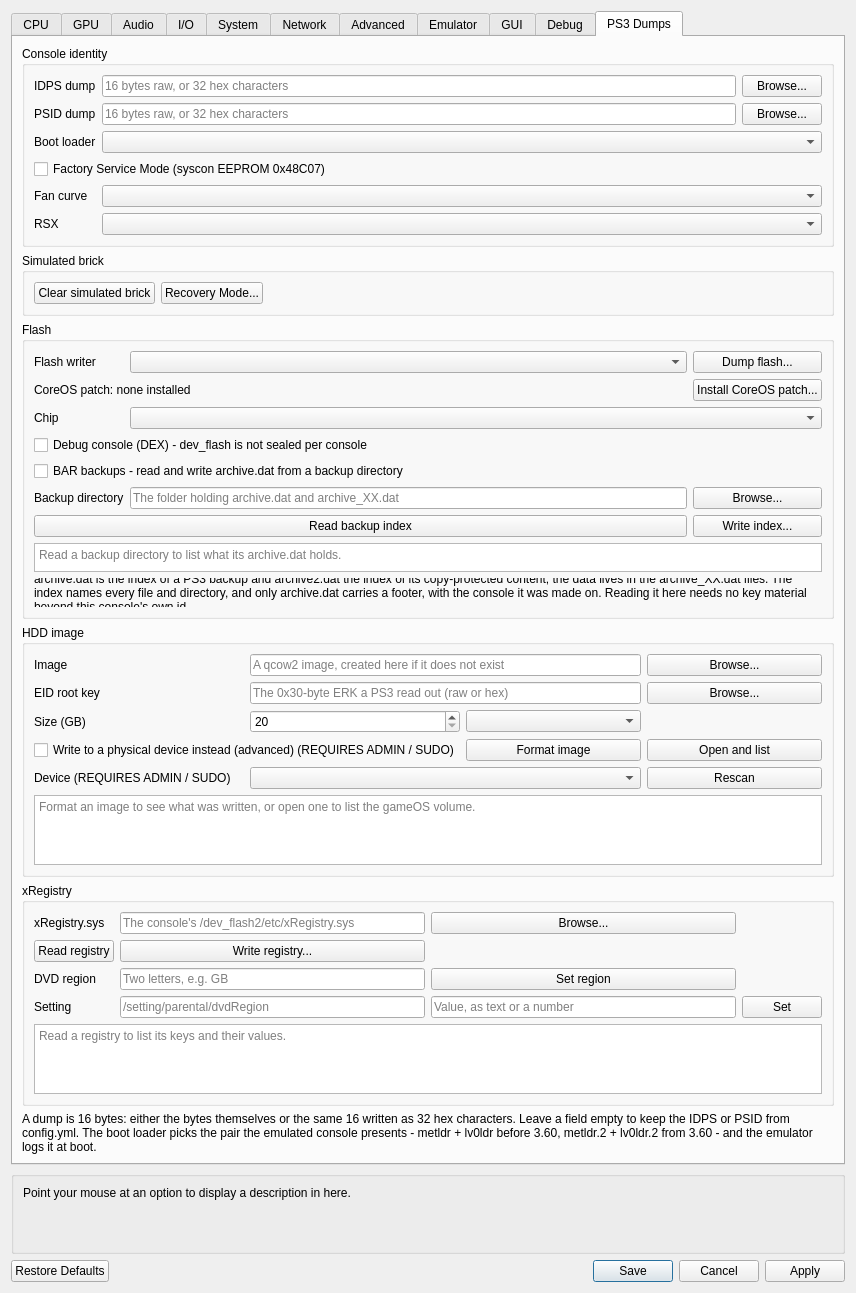
Before: the Qt Designer form rpcs3/rpcs3qt/settings_dialog.ui in bl00dyfb0nez/rs3, drawn with Qt 5.
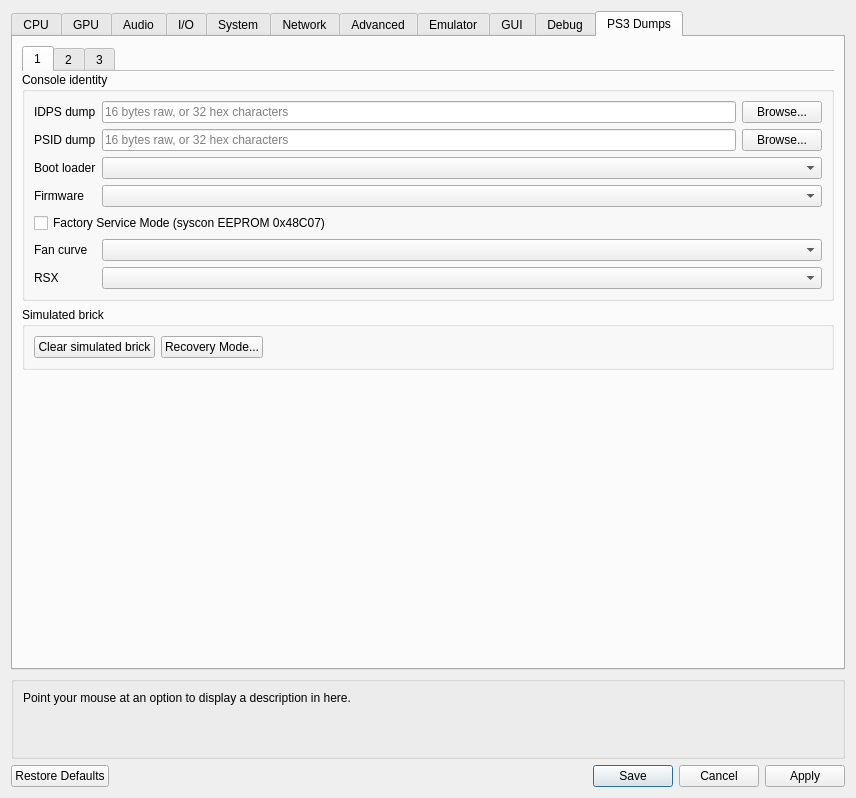
After: the same form once the commit is applied. The open tabs and pages were chosen to show the change. Icons and pictures are not drawn. Custom widgets are drawn as their Qt base class.

Patch:
```diff
--- a/rpcs3/rpcs3qt/settings_dialog.ui
+++ b/rpcs3/rpcs3qt/settings_dialog.ui
@@ -5022,6 +5022,31 @@
       </attribute>
       <layout class="QVBoxLayout" name="dumpsTab_layout">
        <item>
+        <widget class="QTabWidget" name="dumpsTabPages">
+         <property name="documentMode">
+          <bool>true</bool>
+         </property>
+         <widget class="QWidget" name="dumpsPage1">
+          <attribute name="title">
+           <string>1</string>
+          </attribute>
+          <attribute name="toolTip">
+           <string>Console identity and the simulated brick</string>
+          </attribute>
+          <layout class="QVBoxLayout" name="dumpsPage1Layout">
+           <property name="leftMargin">
+            <number>0</number>
+           </property>
+           <property name="topMargin">
+            <number>0</number>
+           </property>
+           <property name="rightMargin">
+            <number>0</number>
+           </property>
+           <property name="bottomMargin">
+            <number>0</number>
+           </property>
+          <item>
         <widget class="QGroupBox" name="gb_dumps_identity">
          <property name="title">
           <string>Console identity</string>
@@ -5079,31 +5104,41 @@
           <item row="2" column="1" colspan="2">
            <widget class="QComboBox" name="combo_boot_loader"/>
           </item>
-          <item row="3" column="0" colspan="3">
+             <item row="3" column="0">
+              <widget class="QLabel" name="label_firmware_mode">
+               <property name="text">
+                <string>Firmware</string>
+               </property>
+              </widget>
+             </item>
+             <item row="3" column="1" colspan="2">
+              <widget class="QComboBox" name="combo_firmware_mode"/>
+             </item>
+             <item row="4" column="0" colspan="3">
            <widget class="QCheckBox" name="check_factory_service_mode">
             <property name="text">
              <string>Factory Service Mode (syscon EEPROM 0x48C07)</string>
             </property>
            </widget>
           </item>
-          <item row="4" column="0">
+             <item row="5" column="0">
            <widget class="QLabel" name="label_fan_curve">
             <property name="text">
              <string>Fan curve</string>
             </property>
            </widget>
           </item>
-          <item row="4" column="1" colspan="2">
+             <item row="5" column="1" colspan="2">
            <widget class="QComboBox" name="combo_fan_curve"/>
           </item>
-          <item row="5" column="0">
+             <item row="6" column="0">
            <widget class="QLabel" name="label_rsx_type">
             <property name="text">
              <string>RSX</string>
             </property>
            </widget>
           </item>
-          <item row="5" column="1" colspan="2">
+             <item row="6" column="1" colspan="2">
            <widget class="QComboBox" name="combo_rsx_type"/>
           </item>
          </layout>
@@ -5146,6 +5181,44 @@
         </widget>
        </item>
        <item>
+            <spacer name="dumpsPage1Spacer">
+             <property name="orientation">
+              <enum>Qt::Orientation::Vertical</enum>
+             </property>
+             <property name="sizeType">
+              <enum>QSizePolicy::Policy::MinimumExpanding</enum>
+             </property>
+             <property name="sizeHint" stdset="0">
+              <size>
+               <width>0</width>
+               <height>0</height>
+              </size>
+             </property>
+            </spacer>
+           </item>
+          </layout>
+         </widget>
+         <widget class="QWidget" name="dumpsPage2">
+          <attribute name="title">
+           <string>2</string>
+          </attribute>
+          <attribute name="toolTip">
+           <string>Flash and the HDD image</string>
+          </attribute>
+          <layout class="QVBoxLayout" name="dumpsPage2Layout">
+           <property name="leftMargin">
+            <number>0</number>
+           </property>
+           <property name="topMargin">
+            <number>0</number>
+           </property>
+           <property name="rightMargin">
+            <number>0</number>
+           </property>
+           <property name="bottomMargin">
+            <number>0</number>
+           </property>
+          <item>
         <widget class="QGroupBox" name="gb_dumps_flash">
          <property name="title">
           <string>Flash</string>
@@ -5402,6 +5475,44 @@
         </widget>
        </item>
        <item>
+            <spacer name="dumpsPage2Spacer">
+             <property name="orientation">
+              <enum>Qt::Orientation::Vertical</enum>
+             </property>
+             <property name="sizeType">
+              <enum>QSizePolicy::Policy::MinimumExpanding</enum>
+             </property>
+             <property name="sizeHint" stdset="0">
+              <size>
+               <width>0</width>
+               <height>0</height>
+              </size>
+             </property>
+            </spacer>
+           </item>
+          </layout>
+         </widget>
+         <widget class="QWidget" name="dumpsPage3">
+          <attribute name="title">
+           <string>3</string>
+          </attribute>
+          <attribute name="toolTip">
+           <string>xRegistry and what these dumps are</string>
+          </attribute>
+          <layout class="QVBoxLayout" name="dumpsPage3Layout">
+           <property name="leftMargin">
+            <number>0</number>
+           </property>
+           <property name="topMargin">
+            <number>0</number>
+           </property>
+           <property name="rightMargin">
+            <number>0</number>
+           </property>
+           <property name="bottomMargin">
+            <number>0</number>
+           </property>
+          <item>
         <widget class="QGroupBox" name="gb_dumps_xreg">
          <property name="title">
           <string>xRegistry</string>
@@ -5524,7 +5635,7 @@
         </widget>
        </item>
        <item>
-        <spacer name="dumpsTabSpacer">
+            <spacer name="dumpsPage3Spacer">
          <property name="orientation">
           <enum>Qt::Orientation::Vertical</enum>
          </property>
@@ -5538,6 +5649,10 @@
           </size>
          </property>
         </spacer>
+           </item>
+          </layout>
+         </widget>
+        </widget>
        </item>
       </layout>
      </widget>
```
Lines whose indentation alone changed are shown as unchanged.
